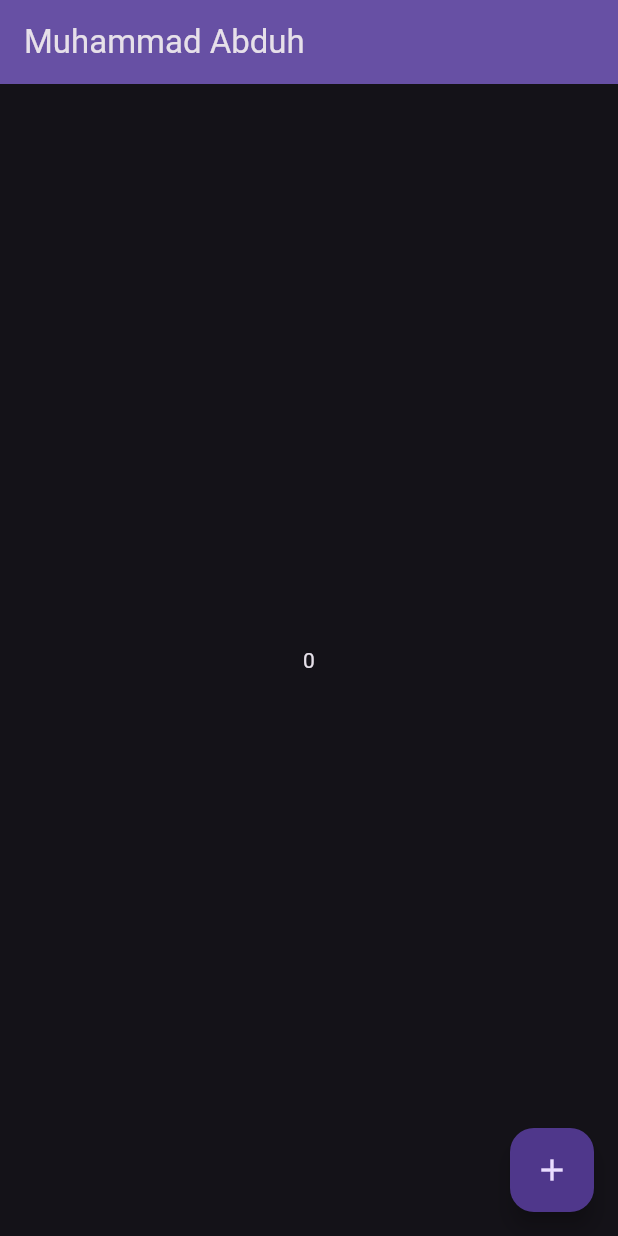
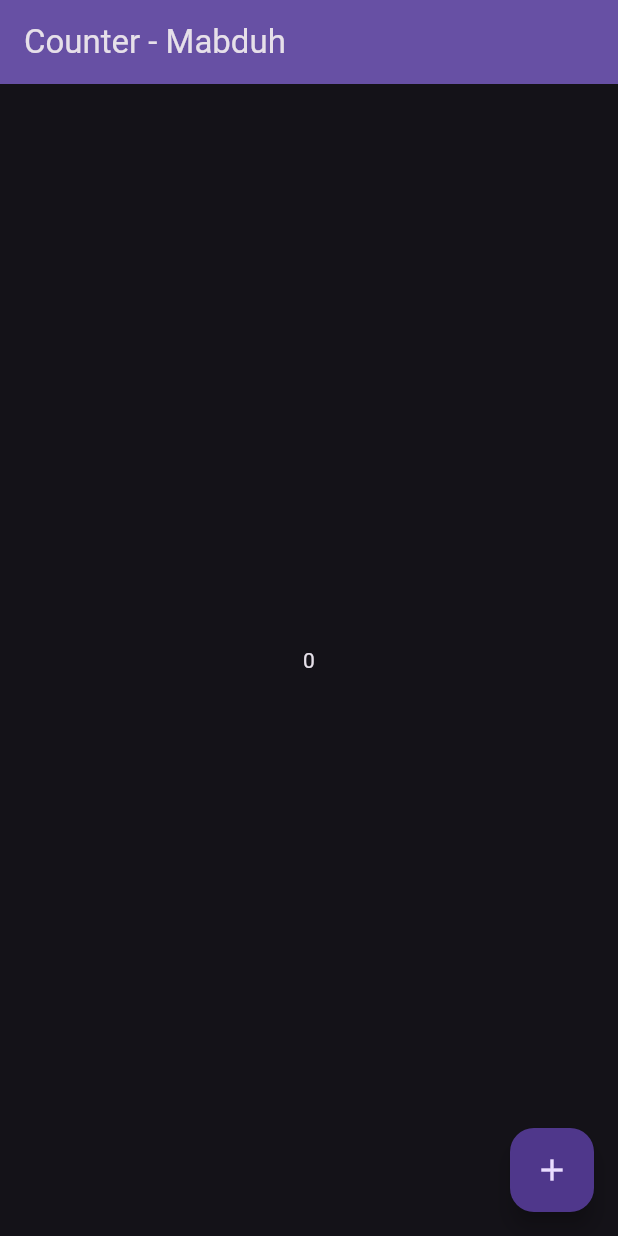
Before and after one commit to imabduh/state_management, a Flutter app: the screen it shows after launch, on a phone screen of 412 x 824 dp. Run offline on Flutter 3.47's test engine with Material 3 defaults, Android fonts, the phone set to English and light mode, and no system bars.

Commit message:
mengubah judul saja

```diff
--- a/lib/main.dart
+++ b/lib/main.dart
@@ -14,7 +14,8 @@ class MyApp extends StatelessWidget {
   @override
   Widget build(BuildContext context) {
     return MaterialApp(
-      title: 'Muhammad Abduh',
+      debugShowCheckedModeBanner: false,
+      title: 'State Management Counter - Muhammad Abduh',
       theme: ThemeData.dark(),
       home: const MyHomePage(),
     );
@@ -48,7 +49,7 @@ class MyHomePage extends StatelessWidget {
     return Scaffold(
       appBar: AppBar(
         backgroundColor: Theme.of(context).colorScheme.inversePrimary,
-        title: const Text("Muhammad Abduh"),
+        title: const Text("Counter - Mabduh"),
       ),
       body: Center(
           child: Text(Provider.of<Counter>(context)._counter.toString())),
```
